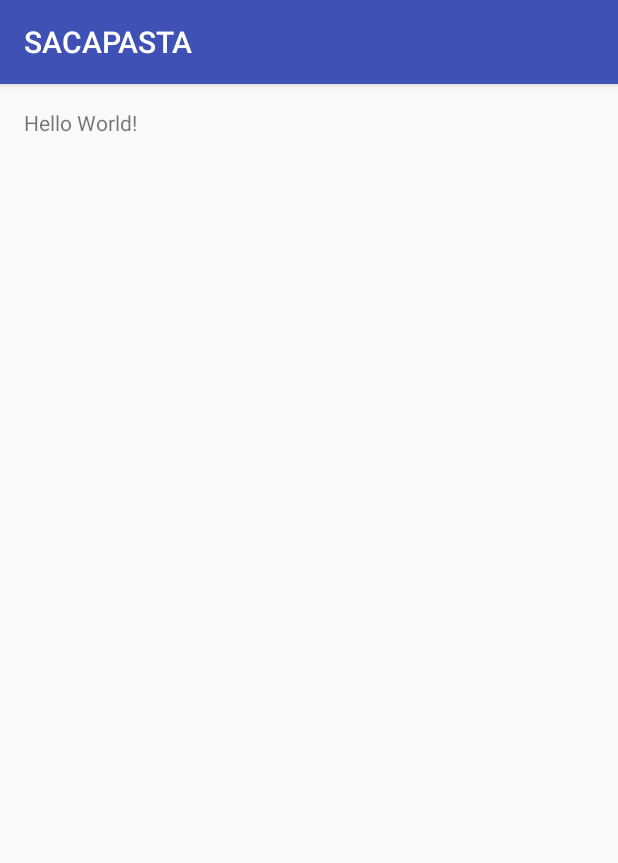
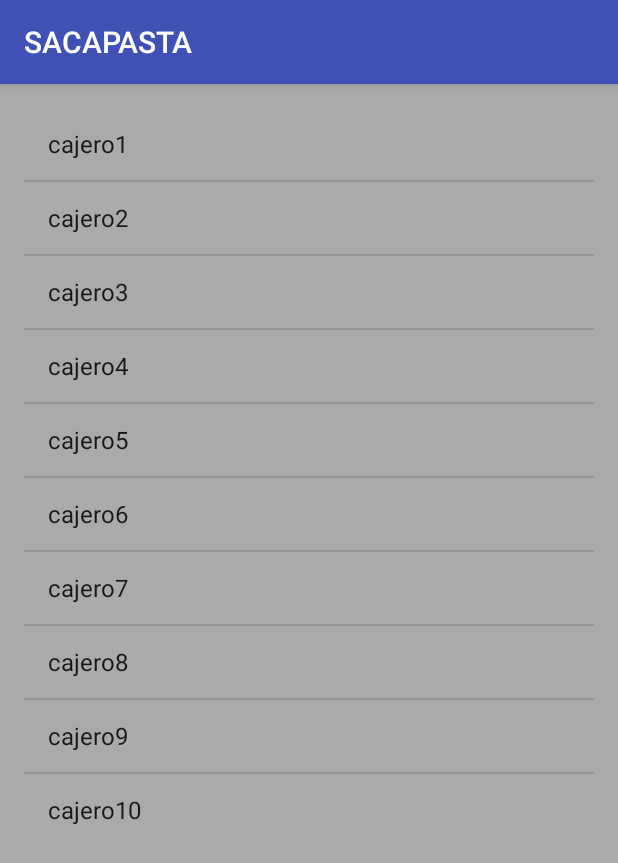
Before and after one commit to JosueMH/SACAPASTA, an Android app: the screen it shows after launch (MainActivity), on a phone screen of 412 x 824 dp. Shown: the top 863 px of the screen. Run offline under Robolectric (Android 15) with nearby library versions, the phone set to English and light mode, and no system bars.

Commit message:
Lista de cajeros mediante arrayAdapter

```diff
--- a/app/src/main/java/es/marques/sacapasta/MainActivity.java
+++ b/app/src/main/java/es/marques/sacapasta/MainActivity.java
@@ -2,6 +2,8 @@ package es.marques.sacapasta;
 
 import android.support.v7.app.AppCompatActivity;
 import android.os.Bundle;
+import android.widget.ArrayAdapter;
+import android.widget.ListView;
 
 public class MainActivity extends AppCompatActivity {
 
@@ -9,5 +11,11 @@ public class MainActivity extends AppCompatActivity {
     protected void onCreate(Bundle savedInstanceState) {
         super.onCreate(savedInstanceState);
         setContentView(R.layout.activity_main);
+
+        ListView lvItems = (ListView) findViewById(R.id.listView_cajeros);
+        String [] cajeros = getResources().getStringArray(R.array.cajeros_nombre);
+        ArrayAdapter<String> adapter = new ArrayAdapter<String>(this,
+                android.R.layout.simple_list_item_1, cajeros);
+        lvItems.setAdapter(adapter);
     }
 }
--- a/app/src/main/res/layout/activity_main.xml
+++ b/app/src/main/res/layout/activity_main.xml
@@ -1,5 +1,5 @@
 <?xml version="1.0" encoding="utf-8"?>
-<RelativeLayout xmlns:android="http://schemas.android.com/apk/res/android"
+<LinearLayout xmlns:android="http://schemas.android.com/apk/res/android"
     xmlns:tools="http://schemas.android.com/tools"
     android:layout_width="match_parent"
     android:layout_height="match_parent"
@@ -7,10 +7,12 @@
     android:paddingLeft="@dimen/activity_horizontal_margin"
     android:paddingRight="@dimen/activity_horizontal_margin"
     android:paddingTop="@dimen/activity_vertical_margin"
-    tools:context="es.marques.sacapasta.MainActivity">
+    tools:context="es.marques.sacapasta.MainActivity"
+    android:orientation="vertical"
+    android:background="@android:color/darker_gray">
 
-    <TextView
-        android:layout_width="wrap_content"
+    <ListView
+        android:layout_width="match_parent"
         android:layout_height="wrap_content"
-        android:text="Hello World!" />
-</RelativeLayout>
+        android:id="@+id/listView_cajeros" />
+</LinearLayout>
--- /dev/null
+++ b/app/src/main/res/values/arrays.xml
@@ -0,0 +1,43 @@
+<?xml version="1.0" encoding="utf-8"?>
+<resources>
+    <string-array name="cajeros_nombre">
+        <item name="name1">@string/name_cajero1</item>
+        <item name="name2">@string/name_cajero2</item>
+        <item name="name3">@string/name_cajero3</item>
+        <item name="name4">@string/name_cajero4</item>
+        <item name="name5">@string/name_cajero5</item>
+        <item name="name6">@string/name_cajero6</item>
+        <item name="name7">@string/name_cajero7</item>
+        <item name="name8">@string/name_cajero8</item>
+        <item name="name9">@string/name_cajero9</item>
+        <item name="name10">@string/name_cajero10</item>
+    </string-array>
+
+    <string-array name="cajeros_calle">
+        <item name="calle1">@string/calle_cajero1</item>
+        <item name="calle2">@string/calle_cajero2</item>
+        <item name="calle3">@string/calle_cajero3</item>
+        <item name="calle4">@string/calle_cajero4</item>
+        <item name="calle5">@string/calle_cajero5</item>
+        <item name="calle6">@string/calle_cajero6</item>
+        <item name="calle7">@string/calle_cajero7</item>
+        <item name="calle8">@string/calle_cajero8</item>
+        <item name="calle9">@string/calle_cajero9</item>
+        <item name="calle10">@string/calle_cajero10</item>
+    </string-array>
+
+    <string-array name="cajeros_tipo">
+        <item name="tipo1">1</item>
+        <item name="tipo2">2</item>
+        <item name="tipo3">2</item>
+        <item name="tipo4">2</item>
+        <item name="tipo5">1</item>
+        <item name="tipo6">2</item>
+        <item name="tipo7">1</item>
+        <item name="tipo8">1</item>
+        <item name="tipo9">2</item>
+        <item name="tipo10">2</item>
+    </string-array>
+
+
+</resources>
--- a/app/src/main/res/values/strings.xml
+++ b/app/src/main/res/values/strings.xml
@@ -1,3 +1,25 @@
 <resources>
     <string name="app_name">SACAPASTA</string>
+
+    <string name="name_cajero1">cajero1</string>
+    <string name="name_cajero2">cajero2</string>
+    <string name="name_cajero3">cajero3</string>
+    <string name="name_cajero4">cajero4</string>
+    <string name="name_cajero5">cajero5</string>
+    <string name="name_cajero6">cajero6</string>
+    <string name="name_cajero7">cajero7</string>
+    <string name="name_cajero8">cajero8</string>
+    <string name="name_cajero9">cajero9</string>
+    <string name="name_cajero10">cajero10</string>
+
+    <string name="calle_cajero1">c/Colombia</string>
+    <string name="calle_cajero2">AVDA Argentina</string>
+    <string name="calle_cajero3">c/Ecuador</string>
+    <string name="calle_cajero4">c/Cuba</string>
+    <string name="calle_cajero5">AVDA Marqués de San Esteban</string>
+    <string name="calle_cajero6">c/Las Camelias</string>
+    <string name="calle_cajero7">c/Magnolia tralari</string>
+    <string name="calle_cajero8">Plaza del Carmen</string>
+    <string name="calle_cajero9">Callejón Diagol</string>
+    <string name="calle_cajero10">Novigrado</string>
 </resources>
```
